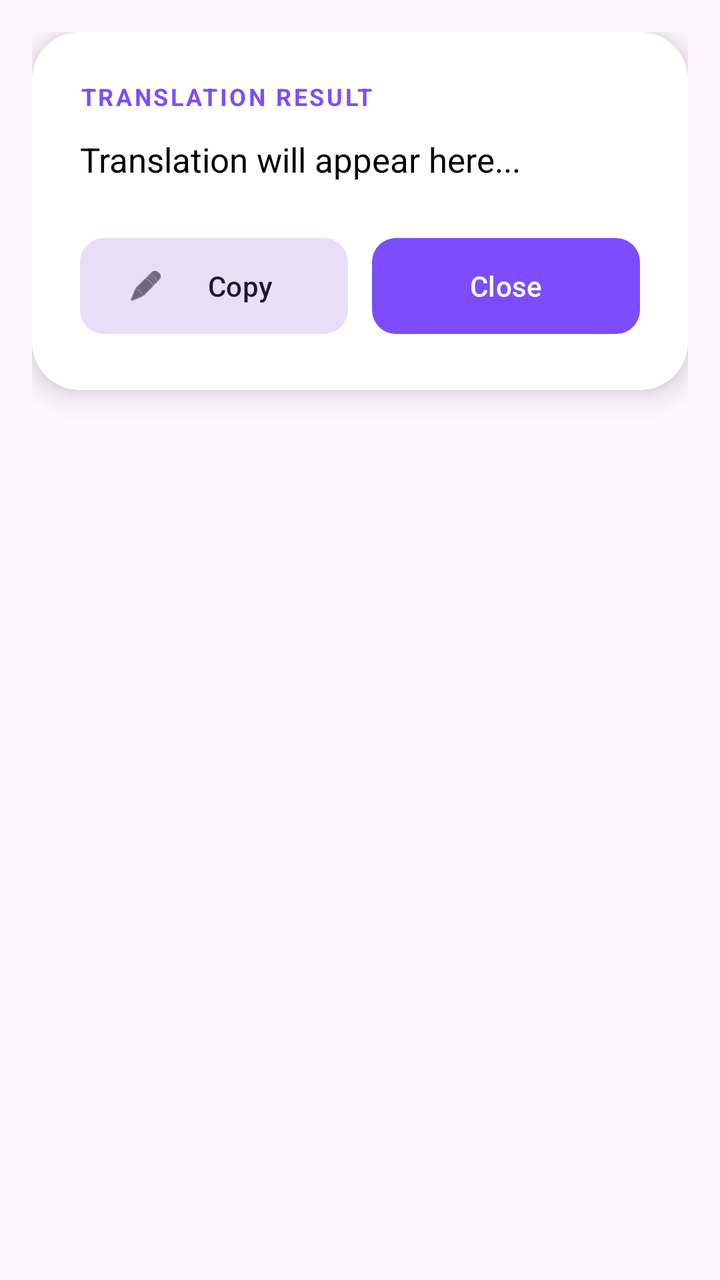
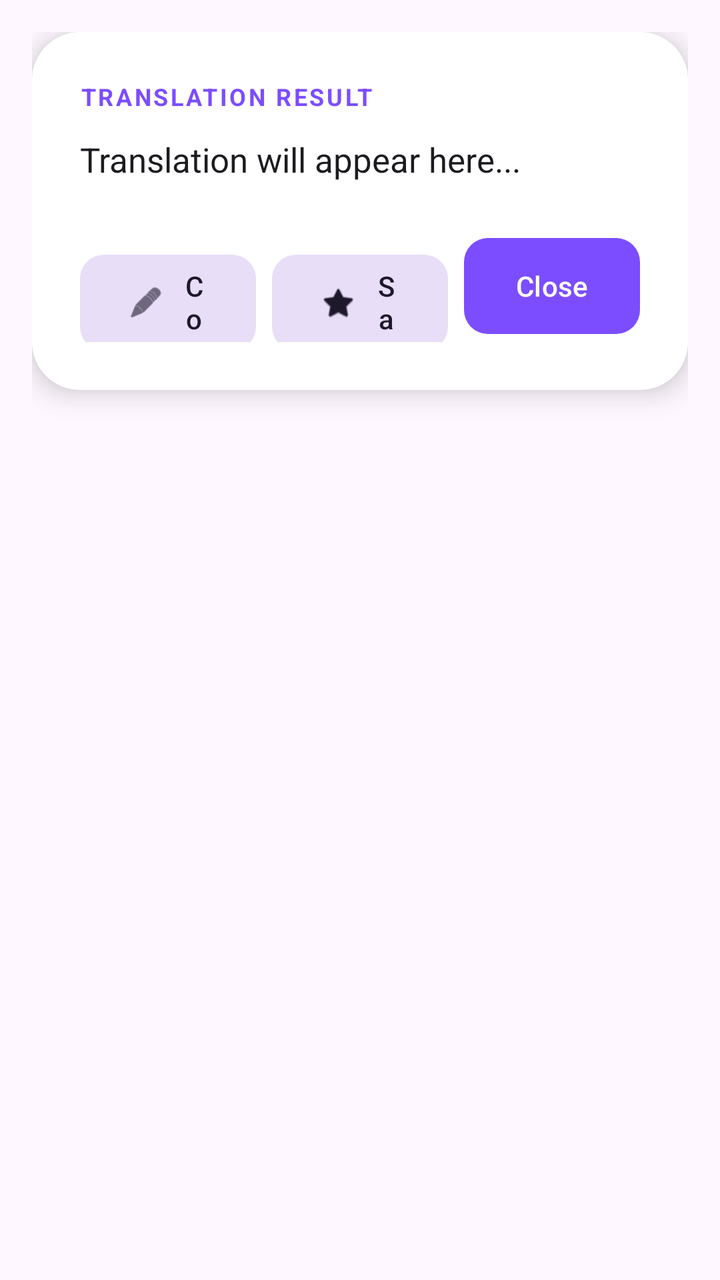

Two renders of the same Android screen: before a commit and after it. Below are the layout's source before the change and the commit's diff.
<!-- AndroidManifest.xml: application theme Theme.ProScanAI -->
<!-- res/layout/layout_translation_result.xml -->
<?xml version="1.0" encoding="utf-8"?>
<FrameLayout xmlns:android="http://schemas.android.com/apk/res/android"
    xmlns:app="http://schemas.android.com/apk/res-auto"
    android:layout_width="match_parent"
    android:layout_height="wrap_content"
    android:padding="16dp">

    <com.google.android.material.card.MaterialCardView
        android:layout_width="match_parent"
        android:layout_height="wrap_content"
        app:cardCornerRadius="24dp"
        app:cardElevation="8dp"
        app:strokeWidth="0dp">

        <LinearLayout
            android:layout_width="match_parent"
            android:layout_height="wrap_content"
            android:background="@color/surface"
            android:orientation="vertical"
            android:padding="24dp">

            <TextView
                android:layout_width="wrap_content"
                android:layout_height="wrap_content"
                android:layout_marginBottom="12dp"
                android:letterSpacing="0.1"
                android:text="Translation Result"
                android:textAllCaps="true"
                android:textColor="@color/primary"
                android:textSize="12sp"
                android:textStyle="bold" />

            <ScrollView
                android:layout_width="match_parent"
                android:layout_height="wrap_content"
                android:layout_marginBottom="24dp"
                android:maxHeight="250dp">

                <TextView
                    android:id="@+id/txtTranslatedResult"
                    android:layout_width="match_parent"
                    android:layout_height="wrap_content"
                    android:gravity="start|top"
                    android:lineSpacingExtra="4dp"
                    android:text="Translation will appear here..."
                    android:textColor="@color/black"
                    android:textSize="17sp"
                    android:textDirection="firstStrong"
                    android:textAlignment="viewStart" />
            </ScrollView>

            <LinearLayout
                android:layout_width="match_parent"
                android:layout_height="wrap_content"
                android:orientation="horizontal">

                <com.google.android.material.button.MaterialButton
                    android:id="@+id/btnCopy"
                    style="@style/Widget.Material3.Button.TonalButton"
                    android:layout_width="0dp"
                    android:layout_height="56dp"
                    android:layout_marginEnd="6dp"
                    android:layout_weight="1"
                    android:text="Copy"
                    app:cornerRadius="12dp"
                    app:icon="@android:drawable/ic_menu_edit" />

                <com.google.android.material.button.MaterialButton
                    android:id="@+id/btnHide"
                    style="@style/Widget.Material3.Button"
                    android:layout_width="0dp"
                    android:layout_height="56dp"
                    android:layout_marginStart="6dp"
                    android:layout_weight="1"
                    android:text="Close"
                    app:cornerRadius="12dp" />
            </LinearLayout>
        </LinearLayout>
    </com.google.android.material.card.MaterialCardView>
</FrameLayout>
<!-- resources referenced by this layout -->
<resources>
  <color name="black">#FF000000</color>
  <color name="primary">#7C4DFF</color>
  <color name="surface">#FFFFFF</color>
  <style name="Theme.ProScanAI" parent="Base.Theme.ProScanAI" />
  <style name="Base.Theme.ProScanAI" parent="Theme.Material3.DayNight.NoActionBar">
          
          <item name="colorPrimary">@color/primary</item>
          <item name="colorOnPrimary">@color/on_primary</item>
          <item name="colorSecondary">@color/secondary</item>
          <item name="colorOnSecondary">@color/on_secondary</item>
          <item name="android:statusBarColor">@color/primary</item>
      </style>
  <color name="on_primary">#FFFFFF</color>
  <color name="secondary">#00E5FF</color>
  <color name="on_secondary">#000000</color>
</resources>

<!-- the commit's change to res/layout/layout_translation_result.xml (unified diff, before → after) -->
@@ -43,7 +43,7 @@
                     android:gravity="start|top"
                     android:lineSpacingExtra="4dp"
                     android:text="Translation will appear here..."
-                    android:textColor="@color/black"
+                    android:textColor="?android:attr/textColorPrimary"
                     android:textSize="17sp"
                     android:textDirection="firstStrong"
                     android:textAlignment="viewStart" />
@@ -59,18 +59,29 @@
                     style="@style/Widget.Material3.Button.TonalButton"
                     android:layout_width="0dp"
                     android:layout_height="56dp"
-                    android:layout_marginEnd="6dp"
+                    android:layout_marginEnd="4dp"
                     android:layout_weight="1"
                     android:text="Copy"
                     app:cornerRadius="12dp"
                     app:icon="@android:drawable/ic_menu_edit" />
 
                 <com.google.android.material.button.MaterialButton
+                    android:id="@+id/btnFavorite"
+                    style="@style/Widget.Material3.Button.TonalButton"
+                    android:layout_width="0dp"
+                    android:layout_height="56dp"
+                    android:layout_marginHorizontal="4dp"
+                    android:layout_weight="1"
+                    android:text="Save"
+                    app:cornerRadius="12dp"
+                    app:icon="@android:drawable/btn_star_big_off" />
+
+                <com.google.android.material.button.MaterialButton
                     android:id="@+id/btnHide"
                     style="@style/Widget.Material3.Button"
                     android:layout_width="0dp"
                     android:layout_height="56dp"
-                    android:layout_marginStart="6dp"
+                    android:layout_marginStart="4dp"
                     android:layout_weight="1"
                     android:text="Close"
                     app:cornerRadius="12dp" />
<!-- resource entries referenced after the edit -->
@@ -1,6 +1,5 @@
 <!-- resources referenced by this layout -->
 <resources>
-  <color name="black">#FF000000</color>
   <color name="primary">#7C4DFF</color>
   <color name="surface">#FFFFFF</color>
   <style name="Theme.ProScanAI" parent="Base.Theme.ProScanAI" />
